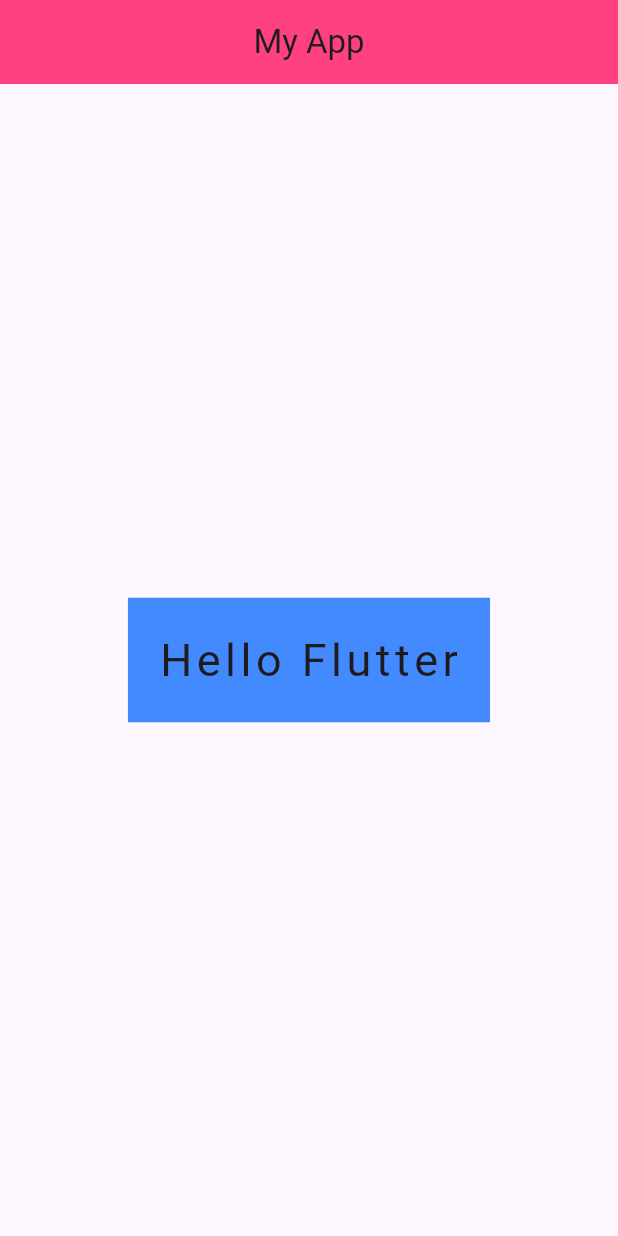
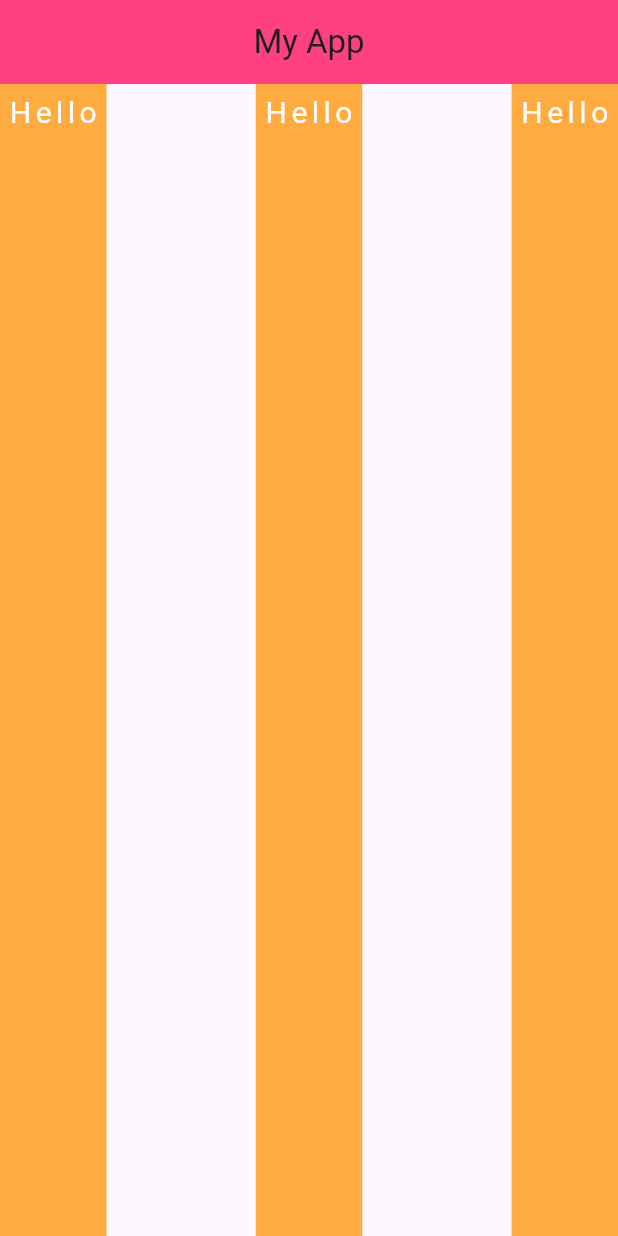
Before and after one commit to JJkittipop/Assignment67_2, a Flutter app: the screen it shows after launch, on a phone screen of 412 x 824 dp. Run offline on Flutter 3.47's test engine with Material 3 defaults, Android fonts, the phone set to English and light mode, and no system bars.

Commit message:
container, column, row, main axis, cross axis

```diff
--- a/lib/screen/home.dart
+++ b/lib/screen/home.dart
@@ -4,18 +4,106 @@
 class Home extends StatelessWidget {
   const Home({super.key});
 
+// Step 5: container, column, row, main axis, cross axis
   @override
   Widget build(BuildContext context) {
-    return Center(
-      child: Container(
-        color: Colors.blueAccent,
-        margin: EdgeInsets.symmetric(horizontal: 20, vertical: 30),
-        padding: EdgeInsets.all(20),
-        child: Text(
-          "Hello Flutter",
-          style: TextStyle(fontSize: 30, letterSpacing: 3),
+    // return Column(
+    //   // mainAxisAlignment: MainAxisAlignment.start,
+    //   // mainAxisAlignment: MainAxisAlignment.center,
+    //   // mainAxisAlignment: MainAxisAlignment.end,
+    //   // mainAxisAlignment: MainAxisAlignment.spaceBetween,
+    //   // mainAxisAlignment: MainAxisAlignment.spaceAround,
+    //   // mainAxisAlignment: MainAxisAlignment.spaceEvenly,
+    //   mainAxisAlignment: MainAxisAlignment.spaceBetween,
+    //   crossAxisAlignment: CrossAxisAlignment.stretch,
+
+    //   children: [
+    //     Container(
+    //       color: Colors.orangeAccent,
+    //       padding: EdgeInsets.symmetric(horizontal: 5, vertical: 5),
+    //       child: Text(
+    //         "Hello Flutter",
+    //         style: TextStyle(
+    //           fontSize: 20,
+    //           letterSpacing: 3,
+    //           color: Colors.white,
+    //         ),
+    //       ),
+    //     ),
+    //     Container(
+    //       color: Colors.orangeAccent,
+    //       padding: EdgeInsets.symmetric(horizontal: 5, vertical: 5),
+    //       child: Text(
+    //         "Hello Flutter",
+    //         style: TextStyle(
+    //           fontSize: 20,
+    //           letterSpacing: 3,
+    //           color: Colors.white,
+    //         ),
+    //       ),
+    //     ),
+    //     Container(
+    //       color: Colors.orangeAccent,
+    //       padding: EdgeInsets.symmetric(horizontal: 5, vertical: 5),
+    //       child: Text(
+    //         "Hello Flutter",
+    //         style: TextStyle(
+    //           fontSize: 20,
+    //           letterSpacing: 3,
+    //           color: Colors.white,
+    //         ),
+    //       ),
+    //     ),
+    //   ],
+    // );
+
+    return Row(
+      // mainAxisAlignment: MainAxisAlignment.start,
+      // mainAxisAlignment: MainAxisAlignment.center,
+      // mainAxisAlignment: MainAxisAlignment.end,
+      // mainAxisAlignment: MainAxisAlignment.spaceBetween,
+      // mainAxisAlignment: MainAxisAlignment.spaceAround,
+      mainAxisAlignment: MainAxisAlignment.spaceBetween,
+      crossAxisAlignment: CrossAxisAlignment.stretch,
+
+      children: [
+        Container(
+          color: Colors.orangeAccent,
+          padding: EdgeInsets.symmetric(horizontal: 5, vertical: 5),
+          child: Text(
+            "Hello",
+            style: TextStyle(
+              fontSize: 20,
+              letterSpacing: 3,
+              color: Colors.white,
+            ),
+          ),
         ),
-      ),
+        Container(
+          color: Colors.orangeAccent,
+          padding: EdgeInsets.symmetric(horizontal: 5, vertical: 5),
+          child: Text(
+            "Hello",
+            style: TextStyle(
+              fontSize: 20,
+              letterSpacing: 3,
+              color: Colors.white,
+            ),
+          ),
+        ),
+        Container(
+          color: Colors.orangeAccent,
+          padding: EdgeInsets.symmetric(horizontal: 5, vertical: 5),
+          child: Text(
+            "Hello",
+            style: TextStyle(
+              fontSize: 20,
+              letterSpacing: 3,
+              color: Colors.white,
+            ),
+          ),
+        ),
+      ],
     );
   }
 }
```
